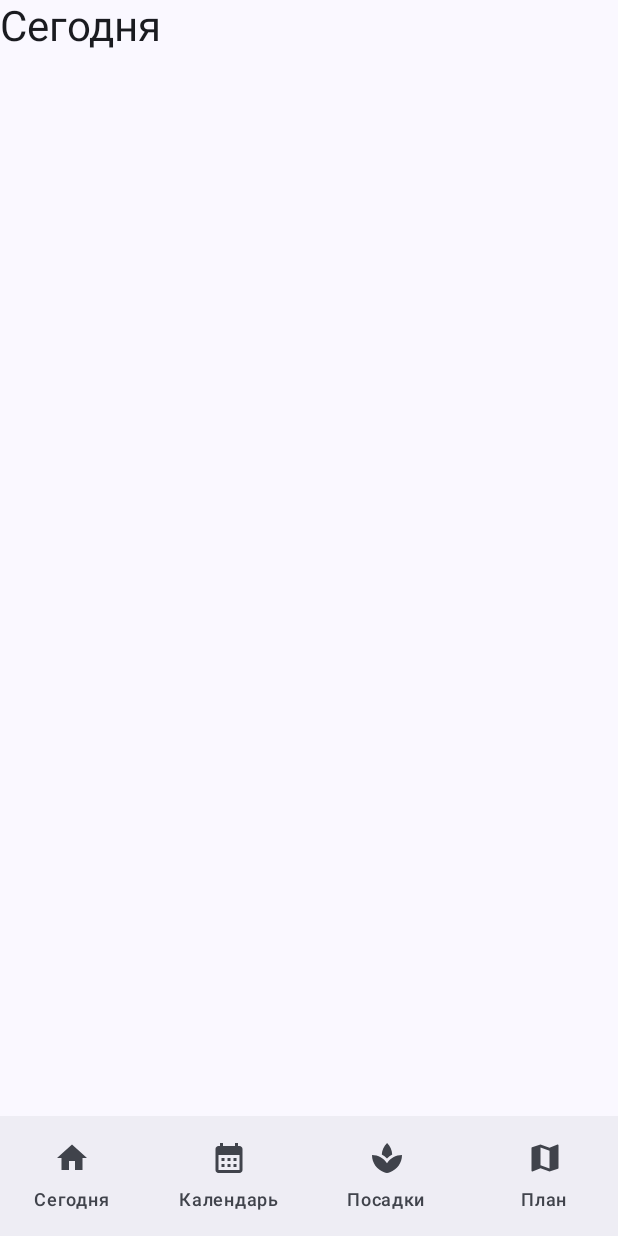
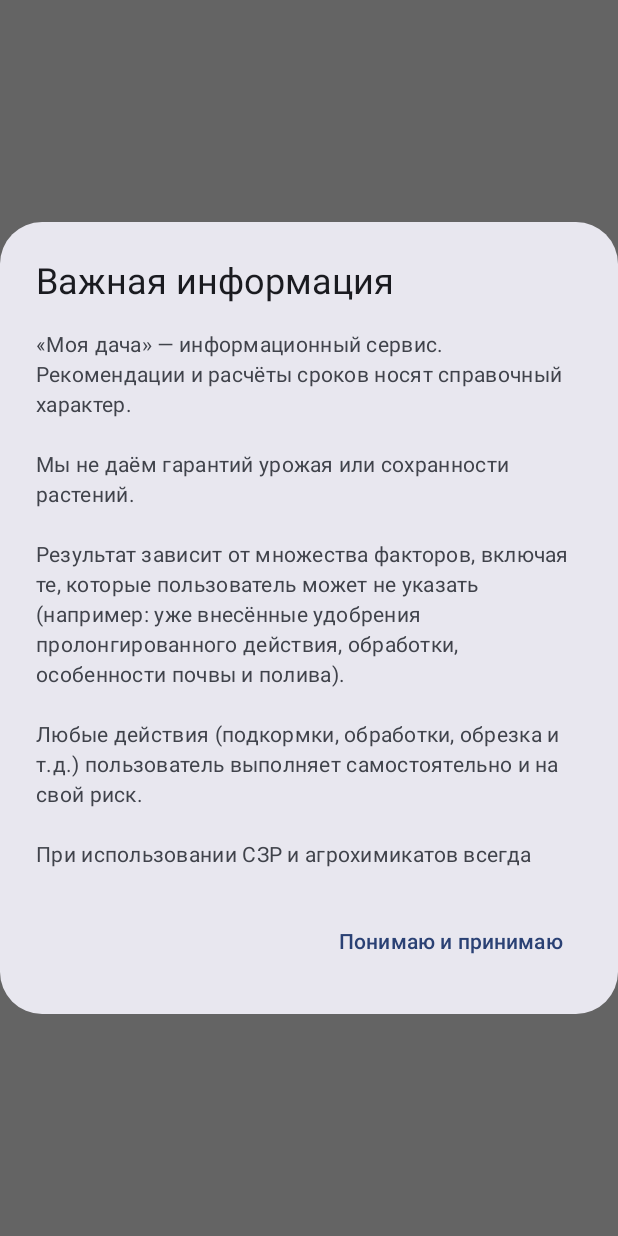
Before and after one commit to titeha/MyCottage, an Android app built with Jetpack Compose: the screen it shows after launch (MainActivity), on a phone screen of 412 x 824 dp. Run offline under Robolectric (Android 15) with nearby library versions, the light colour scheme and no system bars.

Commit message:
docs: добавлен дисклеймер по ответственности и использованию рекомендаций

```diff
--- a/android-app/app/build.gradle.kts
+++ b/android-app/app/build.gradle.kts
@@ -56,4 +56,5 @@ dependencies {
   debugImplementation(libs.androidx.compose.ui.test.manifest)
   implementation(libs.androidx.navigation.compose)
   implementation(libs.androidx.compose.material.icons.extended)
+  implementation(libs.androidx.datastore.preferences)
 }
--- /dev/null
+++ b/android-app/app/src/main/java/ru/mycottege/app/legal/DisclaimerDialog.kt
@@ -0,0 +1,41 @@
+package ru.mycottege.app.legal
+
+import androidx.compose.foundation.layout.Column
+import androidx.compose.foundation.layout.heightIn
+import androidx.compose.foundation.rememberScrollState
+import androidx.compose.foundation.verticalScroll
+import androidx.compose.material3.AlertDialog
+import androidx.compose.material3.Text
+import androidx.compose.material3.TextButton
+import androidx.compose.runtime.Composable
+import androidx.compose.ui.Modifier
+import androidx.compose.ui.unit.dp
+
+@Composable
+fun DisclaimerDialog(onAccept: () -> Unit) {
+  AlertDialog(
+    onDismissRequest = { /* не даём закрыть без принятия */ },
+    title = { Text("Важная информация") },
+    text = {
+      Column(
+        modifier = Modifier
+          .heightIn(max = 360.dp)
+          .verticalScroll(rememberScrollState())
+      ) {
+        Text(
+          "«Моя дача» — информационный сервис. Рекомендации и расчёты сроков носят справочный характер.\n\n" +
+            "Мы не даём гарантий урожая или сохранности растений.\n\n" +
+            "Результат зависит от множества факторов, включая те, которые пользователь может не указать (например: уже внесённые удобрения пролонгированного действия, обработки, особенности почвы и полива).\n\n" +
+            "Любые действия (подкормки, обработки, обрезка и т.д.) пользователь выполняет самостоятельно и на свой риск.\n\n" +
+            "При использовании СЗР и агрохимикатов всегда следуйте официальной инструкции производителя и соблюдайте меры безопасности.\n\n" +
+            "При сомнениях обращайтесь к специалистам."
+        )
+      }
+    },
+    confirmButton = {
+      TextButton(onClick = onAccept) {
+        Text("Понимаю и принимаю")
+      }
+    }
+  )
+}
--- /dev/null
+++ b/android-app/app/src/main/java/ru/mycottege/app/legal/LegalPrefs.kt
@@ -0,0 +1,36 @@
+package ru.mycottege.app.legal
+
+import android.content.Context
+import androidx.datastore.preferences.core.booleanPreferencesKey
+import androidx.datastore.preferences.core.intPreferencesKey
+import androidx.datastore.preferences.core.edit
+import androidx.datastore.preferences.preferencesDataStore
+import kotlinx.coroutines.flow.Flow
+import kotlinx.coroutines.flow.map
+
+private const val DATASTORE_NAME = "legal_prefs"
+private const val CURRENT_DISCLAIMER_VERSION = 1
+
+private val Context.dataStore by preferencesDataStore(name = DATASTORE_NAME)
+
+private object Keys {
+  val disclaimerAccepted = booleanPreferencesKey("disclaimer_accepted")
+  val disclaimerVersion = intPreferencesKey("disclaimer_version")
+}
+
+class LegalPrefs(private val context: Context) {
+
+  val isDisclaimerAccepted: Flow<Boolean> =
+    context.dataStore.data.map { prefs ->
+      val accepted = prefs[Keys.disclaimerAccepted] ?: false
+      val version = prefs[Keys.disclaimerVersion] ?: 0
+      accepted && version == CURRENT_DISCLAIMER_VERSION
+    }
+
+  suspend fun acceptDisclaimer() {
+    context.dataStore.edit { prefs ->
+      prefs[Keys.disclaimerAccepted] = true
+      prefs[Keys.disclaimerVersion] = CURRENT_DISCLAIMER_VERSION
+    }
+  }
+}
--- a/android-app/app/src/main/java/ru/mycottege/app/ui/AppRoot.kt
+++ b/android-app/app/src/main/java/ru/mycottege/app/ui/AppRoot.kt
@@ -17,6 +17,14 @@ import androidx.navigation.compose.NavHost
 import androidx.navigation.compose.composable
 import androidx.navigation.compose.rememberNavController
 import androidx.compose.foundation.layout.padding
+import androidx.compose.runtime.collectAsState
+import androidx.compose.runtime.getValue
+import androidx.compose.ui.platform.LocalContext
+import androidx.compose.runtime.remember
+import androidx.compose.runtime.rememberCoroutineScope
+import kotlinx.coroutines.launch
+import ru.mycottege.app.legal.DisclaimerDialog
+import ru.mycottege.app.legal.LegalPrefs
 
 private data class AppTab(
   val route: String,
@@ -33,6 +41,18 @@ private val tabs = listOf(
 
 @Composable
 fun AppRoot() {
+  val context = LocalContext.current
+  val legalPrefs = remember { LegalPrefs(context) }
+  val scope = rememberCoroutineScope()
+  val accepted by legalPrefs.isDisclaimerAccepted.collectAsState(initial = false)
+
+  if (!accepted) {
+    DisclaimerDialog(
+      onAccept = { scope.launch { legalPrefs.acceptDisclaimer() } }
+    )
+    return
+  }
+
   val navController = rememberNavController()
   val isTabletLike = LocalConfiguration.current.smallestScreenWidthDp >= 600
 
--- a/android-app/gradle/libs.versions.toml
+++ b/android-app/gradle/libs.versions.toml
@@ -9,6 +9,7 @@ lifecycleRuntimeKtx = "2.6.1"
 activityCompose = "1.8.0"
 composeBom = "2024.09.00"
 navigation = "2.9.7"
+datastore = "1.2.0"
 
 [libraries]
 androidx-core-ktx = { group = "androidx.core", name = "core-ktx", version.ref = "coreKtx" }
@@ -27,6 +28,7 @@ androidx-compose-ui-test-junit4 = { group = "androidx.compose.ui", name = "ui-te
 androidx-compose-material3 = { group = "androidx.compose.material3", name = "material3" }
 androidx-navigation-compose = { group = "androidx.navigation", name = "navigation-compose", version.ref = "navigation" }
 androidx-compose-material-icons-extended = { group = "androidx.compose.material", name = "material-icons-extended" }
+androidx-datastore-preferences = { group = "androidx.datastore", name = "datastore-preferences", version.ref = "datastore" }
 
 [plugins]
 android-application = { id = "com.android.application", version.ref = "agp" }
```
Also changed, not shown: 1 other file.
